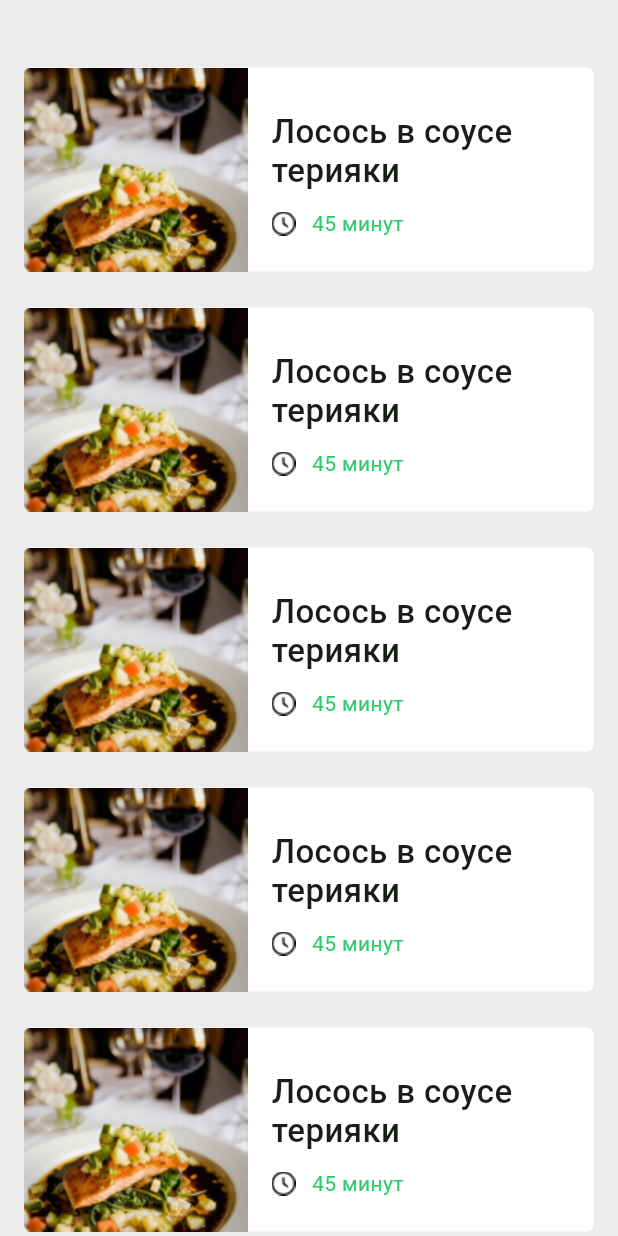
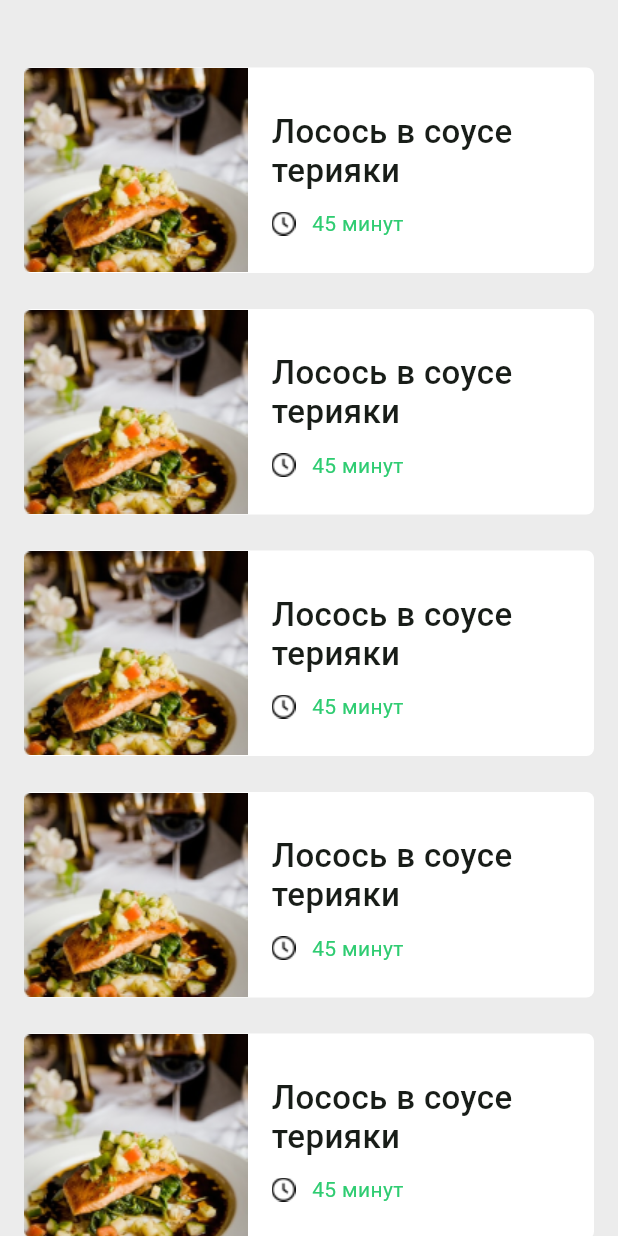
Before and after one commit to IgorShahin/taste_time, a Flutter app: the screen it shows after launch, on a phone screen of 412 x 824 dp. Run offline on Flutter 3.47's test engine with Material 3 defaults, Android fonts, the phone set to English and light mode, and no system bars; generated files the repository leaves out were written again.

Commit message:
[Update] Recipe list card

```diff
--- a/lib/presentation/home/widgets/recipe_list_card.dart
+++ b/lib/presentation/home/widgets/recipe_list_card.dart
@@ -19,7 +19,6 @@ class RecipeListCard extends StatelessWidget {
   @override
   Widget build(BuildContext context) {
     return BaseContainer(
-      height: 136,
       child: Row(
         children: [
           Image.asset(
@@ -36,6 +35,8 @@ class RecipeListCard extends StatelessWidget {
                 children: <Widget>[
                   Text(
                     title,
+                    maxLines: 2,
+                    overflow: TextOverflow.ellipsis,
                     style: const TextStyle(
                       fontSize: 22,
                       height: 0,
@@ -52,7 +53,8 @@ class RecipeListCard extends StatelessWidget {
                         style: const TextStyle(color: AppColors.primary),
                       )
                     ],
-                  )
+                  ),
+                  const SizedBox(height: 23),
                 ],
               ),
             ),
```
